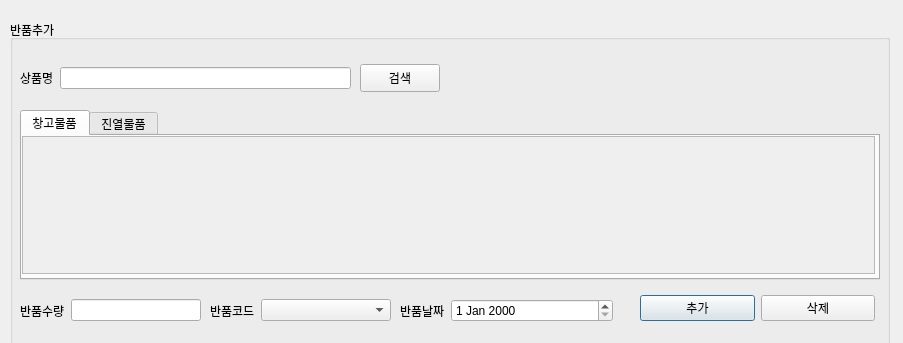
Before: the Qt Designer form ui/반품추가.ui in johnnyapu15/IDB, drawn with Qt 5.
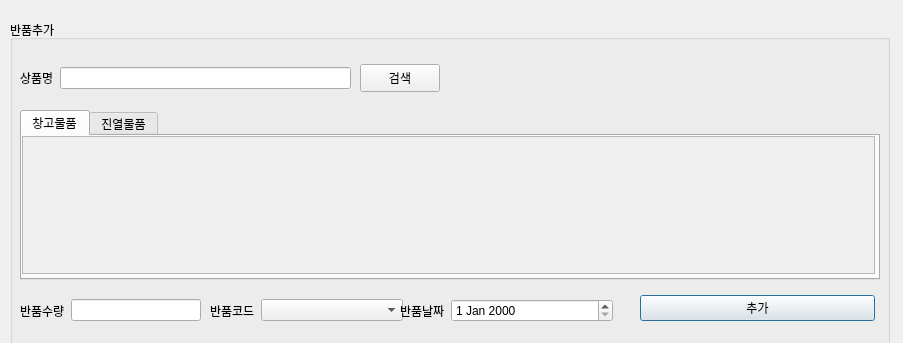
After: the same form once the commit is applied.

Commit message: 정주안 발주, 반품 프로세스 완료

```diff
--- a/ui/반품추가.ui
+++ b/ui/반품추가.ui
@@ -173,13 +173,6 @@
        </property>
       </widget>
      </item>
-     <item>
-      <widget class="QPushButton" name="pushButton">
-       <property name="text">
-        <string>삭제</string>
-       </property>
-      </widget>
-     </item>
     </layout>
    </widget>
    <widget class="QPushButton" name="pushButton_6">
@@ -237,7 +230,7 @@
      <rect>
       <x>200</x>
       <y>270</y>
-      <width>181</width>
+      <width>193</width>
       <height>41</height>
      </rect>
     </property>
```
The commit also changes 8 other files.
